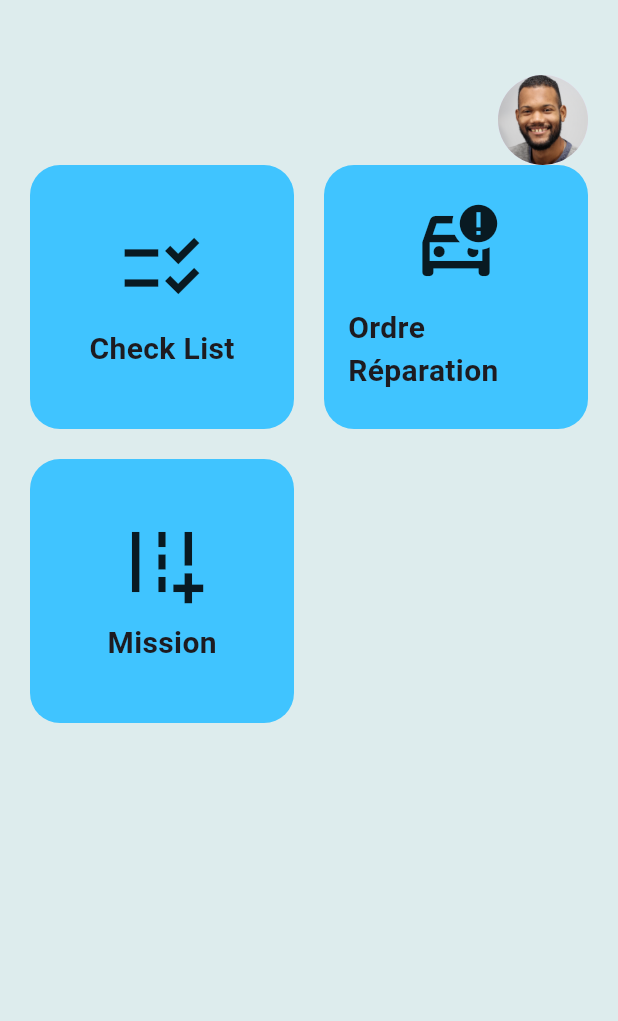
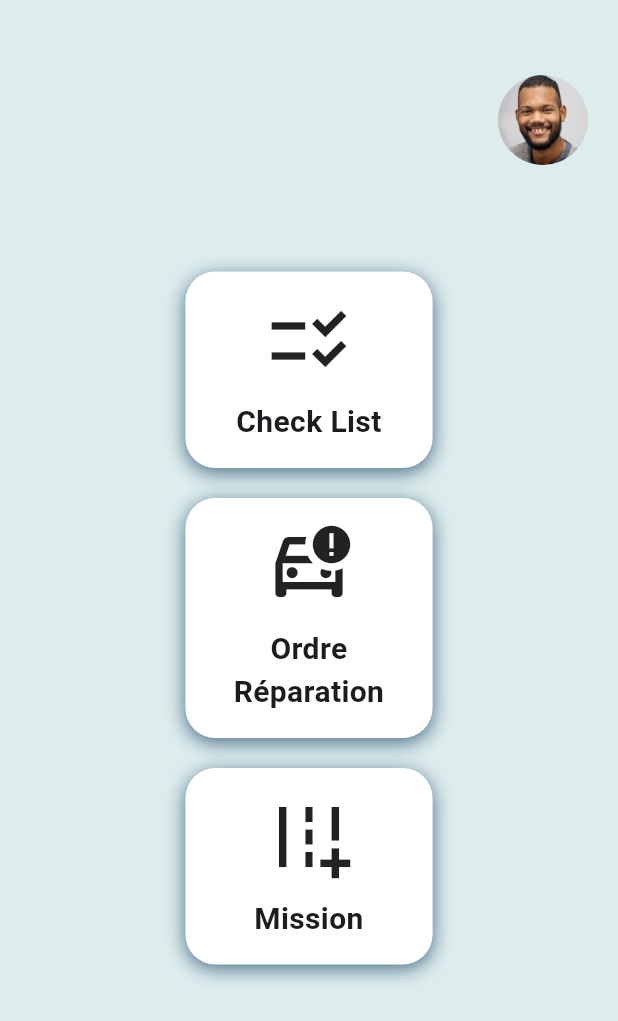
Before and after one commit to zoroZouari/zoroZouari, a Flutter app: the MenuChefDeParc screen opened by its route, on a phone screen of 412 x 824 dp. Shown: the top 1021 px of the screen. Run offline on Flutter 3.47's test engine with Material 3 defaults, Android fonts, the light colour scheme and no system bars; our stand-ins replace dropdown_search; network calls fail.

Commit message:
badalna chwaya

```diff
--- a/lib/chef de parc/Mission/modif_mission.dart
+++ b/lib/chef de parc/Mission/modif_mission.dart
@@ -62,7 +62,6 @@ class _ModifCkState extends State<ModifMission> {
         child: Column(
           crossAxisAlignment: CrossAxisAlignment.start,
           children: [
-            if (_idMission != null)
             Text(
             'ID Mission : $_idMission}',
               style: TextStyle(
--- a/lib/chef de parc/menuchefdeparc.dart
+++ b/lib/chef de parc/menuchefdeparc.dart
@@ -12,24 +12,33 @@ class CustomBox extends StatelessWidget {
   @override
   Widget build(BuildContext context) {
     return GestureDetector(
-      onTap: onTap, // Action à effectuer lorsque le CustomBox est cliqué
+      onTap: onTap,
       child: Container(
+        width: MediaQuery.of(context).size.width * 0.4, // Définir la largeur à 40% de la largeur de l'écran
         decoration: BoxDecoration(
-          color: Colors.lightBlueAccent, // Couleur jaune
-          borderRadius: BorderRadius.circular(20), // Border radius arrondi
+          color: Colors.white,
+          borderRadius: BorderRadius.circular(20),
+          boxShadow: [
+            BoxShadow(
+              color: Color.fromARGB(255, 77, 113, 137), // Couleur du shadow
+              blurRadius: 10,
+              offset: Offset(0, 3),
             ),
-        padding: EdgeInsets.all(16), // Espacement intérieur
+          ],
+        ),
+        padding: EdgeInsets.all(16),
         child: Column(
           mainAxisAlignment: MainAxisAlignment.center,
           children: [
-            Icon(icon, size: 60), // Icône au centre
-            SizedBox(height: 10), // Espacement entre l'icône et le texte
+            Icon(icon, size: 60),
+            SizedBox(height: 10),
             Text(
               text,
               style: TextStyle(
                 fontSize: 20,
                 fontWeight: FontWeight.bold,
-                ), // Style du texte
+              ),
+              textAlign: TextAlign.center, // Alignement du texte au centre
             ),
           ],
         ),
@@ -38,16 +47,28 @@ class CustomBox extends StatelessWidget {
   }
 }
 
-class MenuChefDeParc extends StatelessWidget {
+class MenuChefDeParc extends StatefulWidget {
   const MenuChefDeParc({Key? key}) : super(key: key);
+
+  @override
+  _MenuChefDeParcState createState() => _MenuChefDeParcState();
+}
+
+class _MenuChefDeParcState extends State<MenuChefDeParc> {
+  bool showMenu = false;
 
   @override
   Widget build(BuildContext context) {
     return Scaffold(
-      body: Container(
+      body: GestureDetector(
+        onTap: () {
+          setState(() {
+            showMenu = !showMenu;
+          });
+        },
+        child: Container(
           color: Color(0xFFDDECED),
           padding: EdgeInsets.symmetric(horizontal: 20, vertical: 50),
-        child: SizedBox.expand(
           child: Stack(
             children: [
               //avatar in the top left corner
@@ -59,16 +80,42 @@ class MenuChefDeParc extends StatelessWidget {
                   backgroundImage: AssetImage('assets/logos/chef.jpg'),
                 ),
               ),
-              Column(
+              if (showMenu)
+                Positioned(
+                  top: 0,
+                  right: 0,
+                  child: Column(
                     children: [
-                  SizedBox(height: 60), // Espacement entre le CircleAvatar et la grille des icônes
-                  Expanded(
-                    child: GridView.count(
-                      crossAxisCount: 2, // Nombre de colonnes dans la grille
-                      crossAxisSpacing: 20, // Espacement horizontal entre les éléments
-                      mainAxisSpacing: 20, // Espacement vertical entre les éléments
+                      SizedBox(height: 45),
+                      CircleAvatar(
+                        backgroundColor: Colors.white,
+                        radius: 20,
+                        child: IconButton(
+                          icon: Icon(Icons.edit),
+                          onPressed: () {
+                            // Action à effectuer lorsque l'icône de modification de profil est cliquée
+                          },
+                        ),
+                      ),
+                      SizedBox(height: 10),
+                      CircleAvatar(
+                        backgroundColor: Colors.white,
+                        radius: 20,
+                        child: IconButton(
+                          icon: Icon(Icons.logout),
+                          onPressed: () {
+                            // Action à effectuer lorsque l'icône de déconnexion est cliquée
+                             Navigator.pushNamed(context, AppRoutes.login_page);
+                          },
+                        ),
+                      ),
+                    ],
+                  ),
+                ),
+              Center(
+                child: Column(
+                  mainAxisAlignment: MainAxisAlignment.center,
                   children: [
-                        // Première icône - Check List
                     CustomBox(
                       icon: Icons.checklist_rtl_sharp,
                       text: 'Check List',
@@ -76,7 +123,7 @@ class MenuChefDeParc extends StatelessWidget {
                         Navigator.pushNamed(context, AppRoutes.menu_ck);
                       },
                     ),
-                        // Deuxième icône - Ordre Réparation
+                    SizedBox(height: 20),
                     CustomBox(
                       icon: Icons.car_crash_outlined,
                       text: 'Ordre Réparation',
@@ -84,7 +131,7 @@ class MenuChefDeParc extends StatelessWidget {
                         Navigator.pushNamed(context, AppRoutes.historique_ordre);
                       },
                     ),
-                        // Troisième icône - Mission
+                    SizedBox(height: 20),
                     CustomBox(
                       icon: Icons.add_road_sharp,
                       text: 'Mission',
@@ -97,8 +144,6 @@ class MenuChefDeParc extends StatelessWidget {
               ),
             ],
           ),
-            ],
-          ),
         ),
       ),
     );
--- a/lib/config/generate_routes.dart
+++ b/lib/config/generate_routes.dart
@@ -20,10 +20,9 @@ import 'package:firstparc/config/app_routes.dart';
 import 'package:firstparc/login/login_page.dart';
 import 'package:flutter/material.dart';
 
-class generateRoute {
-  Route<dynamic>? onGenerateRoute(RouteSettings routeSettings){
+class GenerateRoute {
+   Route<dynamic>? onGenerateRoute(RouteSettings routeSettings){
     switch(routeSettings.name){
-
       case AppRoutes.login_page:
        return MaterialPageRoute(builder: (context) => const LoginPage());
        //////////////// Chef De Parc /////////////////////////////////////
@@ -111,5 +110,6 @@ class generateRoute {
        return MaterialPageRoute(builder: (context)=>  const Ck1());
 
   }
+    return null;
   }
   }
--- a/lib/login/login_form.dart
+++ b/lib/login/login_form.dart
@@ -151,7 +151,7 @@ class _LoginFormState extends State<LoginForm> {
                          if(authentifie) {
 
                          print(authentifie);
-                        Navigator.pushNamed(context, AppRoutes.cK);
+                        Navigator.pushNamed(context, AppRoutes.menuchefdeparc);
 
                         print('login done');
                       } else {
--- a/lib/main.dart
+++ b/lib/main.dart
@@ -36,7 +36,7 @@ class MyApp extends StatelessWidget {
       debugShowCheckedModeBanner: false,
       title: 'FirstParc',
       onGenerateRoute: (RouteSettings)=>
-      generateRoute().onGenerateRoute(RouteSettings),
+      GenerateRoute().onGenerateRoute(RouteSettings),
 
     );
   }
```
Also changed, not shown: lib/Checklist/cK.dart (+94 -67 lines). Lines whose indentation alone changed are shown as unchanged.
